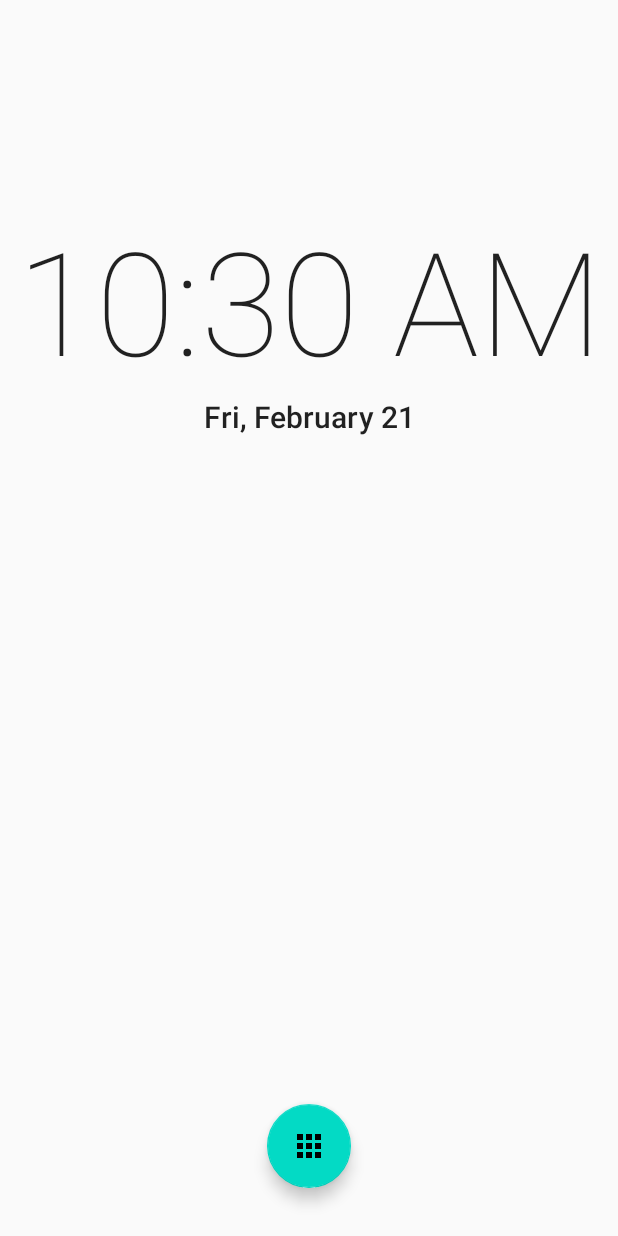
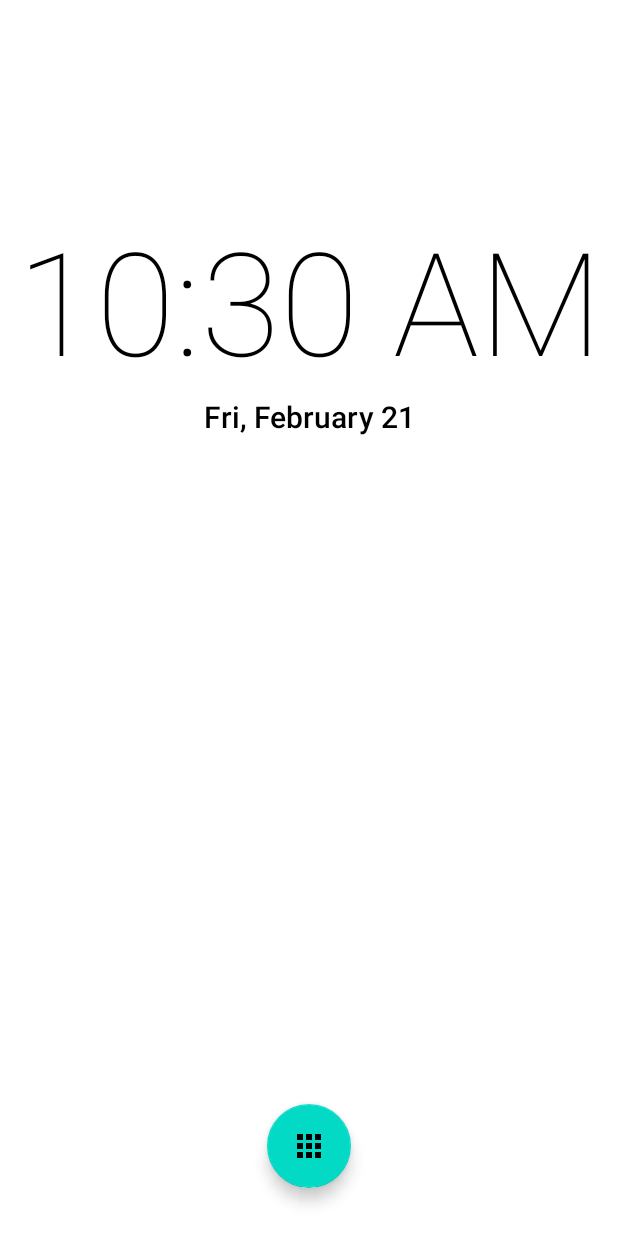
Before and after one commit to asherepenko/launchiteasy, an Android app: the fragment HomeFragment shown on its own in the app's theme, on a phone screen of 412 x 824 dp. Run offline under Robolectric (Android 15) with nearby library versions, the phone set to English and light mode, and no system bars; our stand-ins replace Room's generated code, Timber; libraries missing offline, so code that uses them is left out: com.jakewharton.threetenabp, retrofit2.converter.jackson; 7 statements that could not run were skipped.

Commit message:
Start theming

```diff
--- a/app/build.gradle.kts
+++ b/app/build.gradle.kts
@@ -134,7 +134,7 @@ dependencies {
     implementation("androidx.collection:collection-ktx:1.1.0")
     implementation("androidx.core:core-ktx:1.2.0")
     implementation("androidx.constraintlayout:constraintlayout:1.1.3")
-    implementation("androidx.fragment:fragment-ktx:1.2.1")
+    implementation("androidx.fragment:fragment-ktx:1.2.2")
     implementation("androidx.lifecycle:lifecycle-livedata-ktx:$lifecycleVersion")
     implementation("androidx.lifecycle:lifecycle-runtime-ktx:$lifecycleVersion")
     implementation("androidx.lifecycle:lifecycle-viewmodel-ktx:$lifecycleVersion")
@@ -152,6 +152,7 @@ dependencies {
     implementation("com.fasterxml.jackson.module:jackson-module-kotlin:$jacksonVersion")
     implementation("com.github.bumptech.glide:glide:$glideVersion")
     implementation("com.google.android.gms:play-services-location:17.0.0")
+    implementation("com.google.android.material:material:1.2.0-alpha05")
     implementation("com.google.firebase:firebase-analytics:17.2.2")
     implementation("com.google.firebase:firebase-config-ktx:19.1.1")
     implementation("com.google.firebase:firebase-crashlytics:17.0.0-beta01")
--- a/app/src/main/java/com/sherepenko/android/launchiteasy/viewmodels/BaseViewModel.kt
+++ b/app/src/main/java/com/sherepenko/android/launchiteasy/viewmodels/BaseViewModel.kt
@@ -12,4 +12,7 @@ abstract class BaseViewModel : ViewModel(), KoinComponent {
 
     fun getConnectionState(): LiveData<Boolean> =
         connectivityLiveData
+
+    fun updateData() {
+    }
 }
--- a/app/src/main/res/values/colors.xml
+++ b/app/src/main/res/values/colors.xml
@@ -1,6 +1,19 @@
 <?xml version="1.0" encoding="utf-8"?>
 <resources>
     <color name="colorPrimary">#ffffff</color>
-    <color name="colorPrimaryDark">#f5f5f5</color>
-    <color name="colorAccent">#03dac5</color>
+    <color name="colorPrimaryVariant">#f0f0f0</color>
+    <color name="colorOnPrimary">#000000</color>
+
+    <color name="colorSecondary">#03dac6</color>
+    <color name="colorSecondaryVariant">#008966</color>
+    <color name="colorOnSecondary">#000000</color>
+
+    <color name="colorError">#d32f2f</color>
+    <color name="colorOnError">#ffffff</color>
+
+    <color name="colorSurface">#ffffff</color>
+    <color name="colorOnSurface">#000000</color>
+
+    <color name="colorBackground">#ffffff</color>
+    <color name="colorOnBackground">#000000</color>
 </resources>
--- a/app/src/main/res/values/styles.xml
+++ b/app/src/main/res/values/styles.xml
@@ -2,12 +2,52 @@
 <resources
         xmlns:tools="http://schemas.android.com/tools">
 
-    <style name="Theme.Application" parent="Theme.AppCompat.Light.NoActionBar">
-        <!-- Customize your theme here. -->
+    <style name="Theme.Base" parent="Theme.MaterialComponents.Light.NoActionBar">
+
+        <item name="textAppearanceHeadline1">@style/TextAppearance.MaterialComponents.Headline1</item>
+        <item name="textAppearanceHeadline2">@style/TextAppearance.MaterialComponents.Headline2</item>
+        <item name="textAppearanceHeadline3">@style/TextAppearance.MaterialComponents.Headline3</item>
+        <item name="textAppearanceHeadline4">@style/TextAppearance.MaterialComponents.Headline4</item>
+        <item name="textAppearanceHeadline5">@style/TextAppearance.MaterialComponents.Headline5</item>
+        <item name="textAppearanceHeadline6">@style/TextAppearance.MaterialComponents.Headline6</item>
+
+        <item name="textAppearanceSubtitle1">@style/TextAppearance.MaterialComponents.Subtitle1</item>
+        <item name="textAppearanceSubtitle2">@style/TextAppearance.MaterialComponents.Subtitle2</item>
+
+        <item name="textAppearanceBody1">@style/TextAppearance.MaterialComponents.Body1</item>
+        <item name="textAppearanceBody2">@style/TextAppearance.MaterialComponents.Body2</item>
+
+        <item name="textAppearanceCaption">@style/TextAppearance.MaterialComponents.Caption</item>
+
+        <item name="textAppearanceButton">@style/TextAppearance.MaterialComponents.Button</item>
+
+        <item name="textAppearanceOverline">@style/TextAppearance.MaterialComponents.Overline</item>
+    </style>
+
+    <style name="Theme.Application" parent="Theme.Base">
+
         <item name="colorPrimary">@color/colorPrimary</item>
-        <item name="colorPrimaryDark">@color/colorPrimaryDark</item>
-        <item name="colorAccent">@color/colorAccent</item>
+        <item name="colorPrimaryVariant">@color/colorPrimaryVariant</item>
+        <item name="colorOnPrimary">@color/colorOnPrimary</item>
 
+        <item name="colorSecondary">@color/colorSecondary</item>
+        <item name="colorSecondaryVariant">@color/colorSecondaryVariant</item>
+        <item name="colorOnSecondary">@color/colorOnSecondary</item>
+
+        <item name="colorError">@color/colorError</item>
+        <item name="colorOnError">@color/colorOnError</item>
+
+        <item name="colorSurface">@color/colorSurface</item>
+        <item name="colorOnSurface">@color/colorOnSurface</item>
+
+        <item name="android:textColor">?attr/colorOnPrimary</item>
+        <item name="android:textColorSecondary">?attr/colorOnSecondary</item>
+
+        <item name="android:colorBackground">@color/colorBackground</item>
+        <item name="scrimBackground">@color/colorBackground</item>
+        <item name="colorOnBackground">@color/colorOnBackground</item>
+
+        <item name="android:statusBarColor">?attr/colorPrimaryVariant</item>
         <item name="android:windowLightStatusBar" tools:targetApi="23">true</item>
     </style>
 
```
Also changed, not shown: 1 other file.
